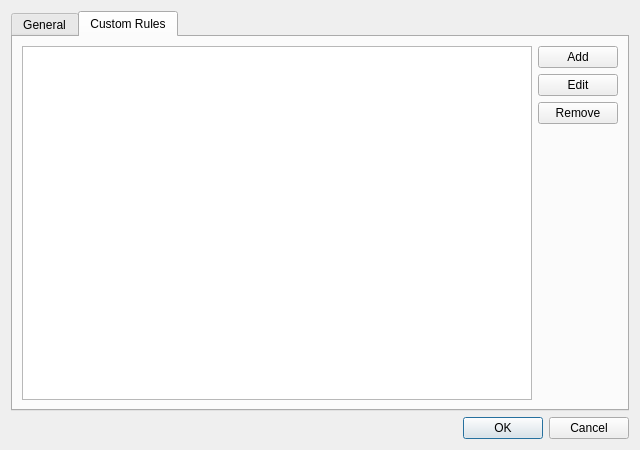
Old version of the form src/ui/preferences/ContentBlockingDialog.ui in the repository OtterBrowser/otter-browser.
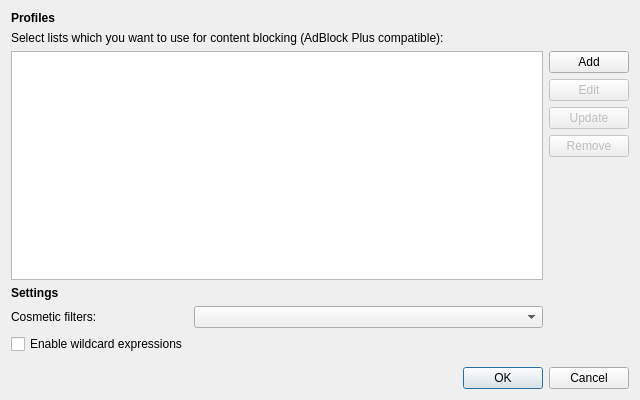
New version of the form. The open tabs and pages were chosen to show the change. Custom widgets are drawn as their Qt base class.

Commit message: Treat custom profile as ordinary one

The edit to the form file:
```diff
--- a/src/ui/preferences/ContentBlockingDialog.ui
+++ b/src/ui/preferences/ContentBlockingDialog.ui
@@ -7,23 +7,13 @@
     <x>0</x>
     <y>0</y>
     <width>640</width>
-    <height>450</height>
+    <height>400</height>
    </rect>
   </property>
   <property name="windowTitle">
    <string>Content Blocking</string>
   </property>
-  <layout class="QVBoxLayout" name="contentBlockingVerticalLayout">
-   <item>
-    <widget class="QTabWidget" name="tabWidget">
-     <property name="currentIndex">
-      <number>0</number>
-     </property>
-     <widget class="QWidget" name="generalTab">
-      <attribute name="title">
-       <string>General</string>
-      </attribute>
-      <layout class="QVBoxLayout" name="generalVerticalLayout">
+  <layout class="QVBoxLayout" name="verticalLayout" stretch="0,0,1,0,0">
        <item>
         <widget class="QLabel" name="profilesHeaderLabel">
          <property name="font">
@@ -96,13 +86,6 @@
                </property>
               </widget>
              </item>
-             <item row="3" column="0">
-              <widget class="QCheckBox" name="enableCustomRulesCheckBox">
-               <property name="text">
-                <string>Enable custom rules</string>
-               </property>
-              </widget>
-             </item>
             </layout>
            </item>
           </layout>
@@ -163,68 +146,12 @@
          </item>
         </layout>
        </item>
-      </layout>
-     </widget>
-     <widget class="QWidget" name="customRulesTab">
-      <attribute name="title">
-       <string>Custom Rules</string>
-      </attribute>
-      <layout class="QVBoxLayout" name="customVerticalLayout">
        <item>
-        <layout class="QHBoxLayout" name="customRulesHorizontalLayout">
-         <item>
-          <widget class="Otter::ItemViewWidget" name="customRulesViewWidget">
-           <property name="alternatingRowColors">
-            <bool>true</bool>
-           </property>
-           <attribute name="headerVisible">
-            <bool>false</bool>
-           </attribute>
-          </widget>
-         </item>
-         <item>
-          <layout class="QVBoxLayout" name="customRulesButtonsLayout" stretch="0,0,0,1">
-           <item>
-            <widget class="QPushButton" name="addRuleButton">
-             <property name="text">
-              <string>Add</string>
-             </property>
-            </widget>
-           </item>
-           <item>
-            <widget class="QPushButton" name="editRuleButton">
-             <property name="text">
-              <string>Edit</string>
-             </property>
-            </widget>
-           </item>
-           <item>
-            <widget class="QPushButton" name="removeRuleButton">
-             <property name="text">
-              <string>Remove</string>
-             </property>
-            </widget>
-           </item>
-           <item>
-            <spacer name="customRulesVerticalSpacer">
+    <spacer name="verticalSpacer">
              <property name="orientation">
               <enum>Qt::Vertical</enum>
              </property>
-             <property name="sizeHint" stdset="0">
-              <size>
-               <width>0</width>
-               <height>0</height>
-              </size>
-             </property>
-            </spacer>
-           </item>
-          </layout>
-         </item>
-        </layout>
-       </item>
-      </layout>
-     </widget>
-    </widget>
+    </spacer>
    </item>
    <item>
     <widget class="QDialogButtonBox" name="confirmButtonBox">
@@ -244,11 +171,6 @@
    <extends>QTreeView</extends>
    <header>src/ui/ContentFiltersViewWidget.h</header>
   </customwidget>
-  <customwidget>
-   <class>Otter::ItemViewWidget</class>
-   <extends>QTreeView</extends>
-   <header>src/ui/ItemViewWidget.h</header>
-  </customwidget>
  </customwidgets>
  <tabstops>
   <tabstop>tabWidget</tabstop>
```
Left out of the diff: 15 changed lines with no effect on the pictures. Lines whose indentation alone changed are shown as unchanged. The commit also changes 7 other files.
